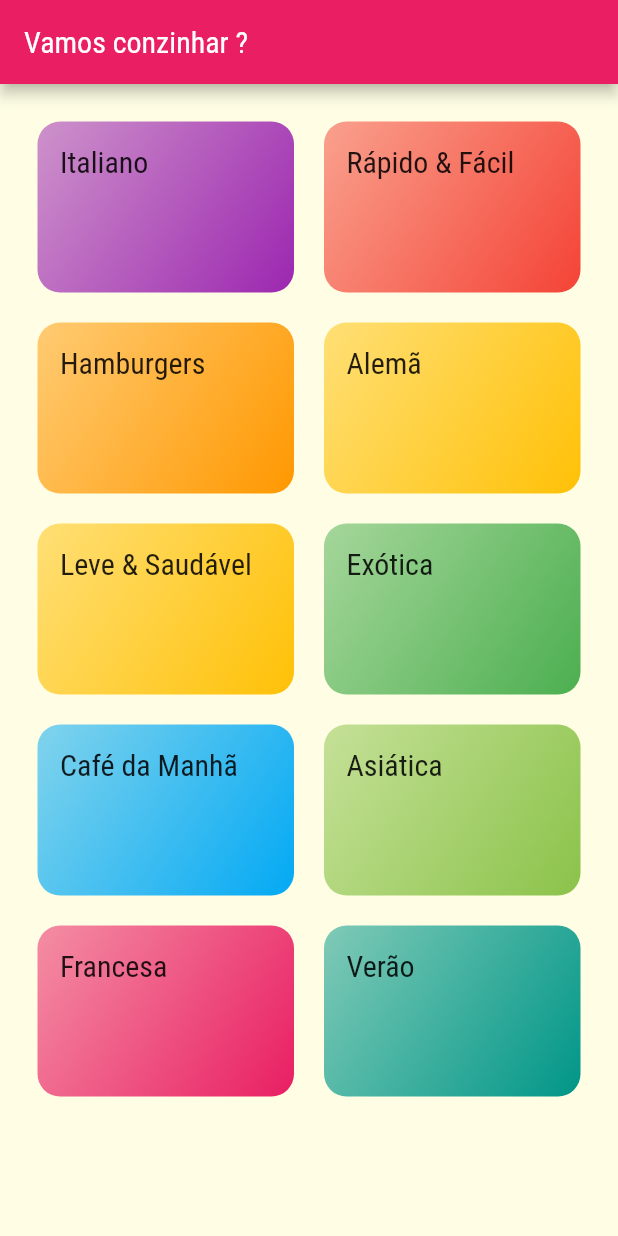
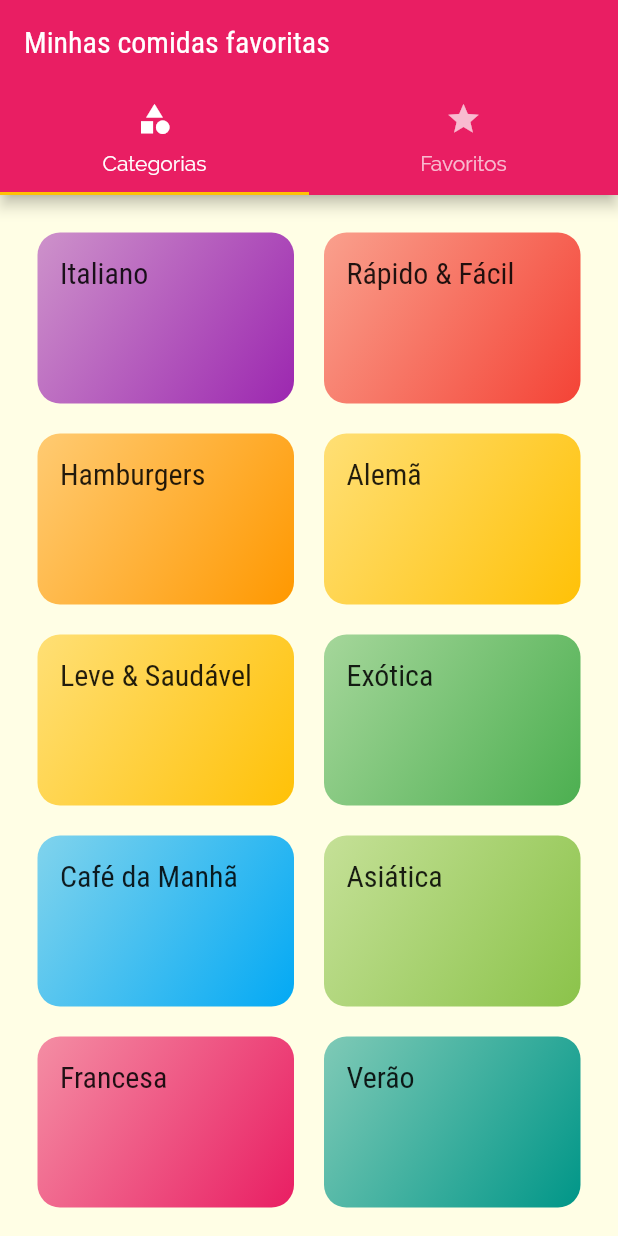
Before and after one commit to eriveltonmessias/meals, a Flutter app: the screen it shows after launch, on a phone screen of 412 x 824 dp. Run offline on Flutter 3.47's test engine with Material 2 defaults, Android fonts, the phone set to English and light mode, and no system bars.

Commit message:
criando uma tab na parte supeior

```diff
--- a/lib/main.dart
+++ b/lib/main.dart
@@ -1,8 +1,8 @@
 
 import 'package:flutter/material.dart';
 import 'package:meals/screens/categories_meals_screen.dart';
-import 'package:meals/screens/categories_screen.dart';
 import 'package:meals/screens/meal_detail_screen.dart';
+import 'package:meals/screens/tabs_screen.dart';
 import 'package:meals/utils/app_routes.dart';
 
 void main() => runApp(MyApp());
@@ -25,7 +25,7 @@ class MyApp extends StatelessWidget {
         )
       ),
       routes: {
-        AppRoutes.HOME: (ctx) => CategoriesScreen(),
+        AppRoutes.HOME: (ctx) => TabsScreen(),
         AppRoutes.CATEGORIES_MAELS: (ctx) => CategoriesMealsScreen(),
         AppRoutes.MAEL_DETAIL: (ctx) => MealDetailScreen()
       },
--- a/lib/screens/categories_screen.dart
+++ b/lib/screens/categories_screen.dart
@@ -7,11 +7,7 @@ class CategoriesScreen extends StatelessWidget {
 
   @override
   Widget build(BuildContext context) {
-    return Scaffold(
-      appBar: AppBar(
-        title: Text('Vamos conzinhar ?'),
-      ),
-      body: GridView(
+    return  GridView(
         padding: const EdgeInsets.all(25),
         gridDelegate: SliverGridDelegateWithMaxCrossAxisExtent(
           maxCrossAxisExtent: 200,
@@ -21,8 +17,7 @@ class CategoriesScreen extends StatelessWidget {
           children: DUMMY_CATEGORIES
                     .map((cat) => CategoryItem(cat))
                     .toList(),
-      ),
-    );
+      );
 
   }
 }
--- /dev/null
+++ b/lib/screens/favorite_screen.dart
@@ -0,0 +1,11 @@
+import 'package:flutter/material.dart';
+
+class FavoriteScreen extends StatelessWidget {
+
+  @override
+  Widget build(BuildContext context) {
+    return Center(
+      child: Text('Favoritas'),
+    );
+  }
+}
--- /dev/null
+++ b/lib/screens/tabs_screen.dart
@@ -0,0 +1,37 @@
+import 'package:flutter/material.dart';
+import 'package:meals/screens/categories_screen.dart';
+import 'package:meals/screens/favorite_screen.dart';
+
+class TabsScreen extends StatelessWidget {
+
+
+  @override
+  Widget build(BuildContext context) {
+    return DefaultTabController(
+      length: 2,
+      child: Scaffold(appBar: AppBar(
+          title: Text('Minhas comidas favoritas'),
+          bottom: TabBar(
+            tabs: [
+              Tab(
+                icon: Icon(Icons.category),
+                text: 'Categorias',
+              ),
+               Tab(
+                icon: Icon(Icons.star),
+                text: 'Favoritos',
+              )
+            ],
+          ),
+        ),
+        body: TabBarView(
+          children:[
+            CategoriesScreen(),
+            FavoriteScreen()
+          ]
+
+        ),
+      )
+    );
+  }
+}
```
